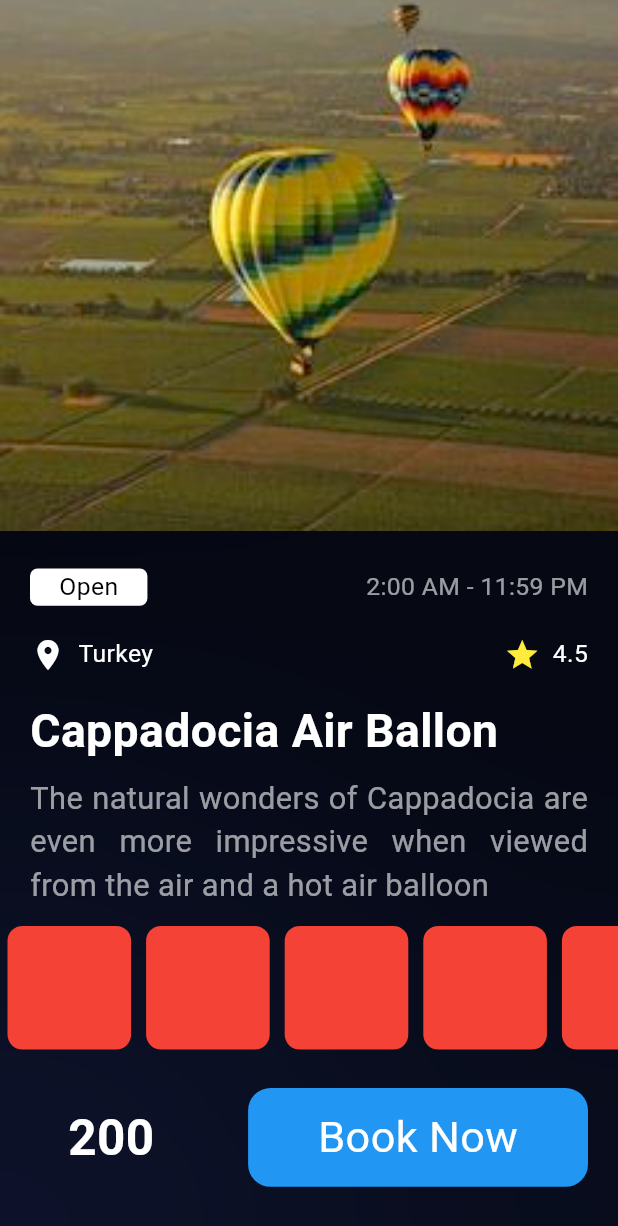
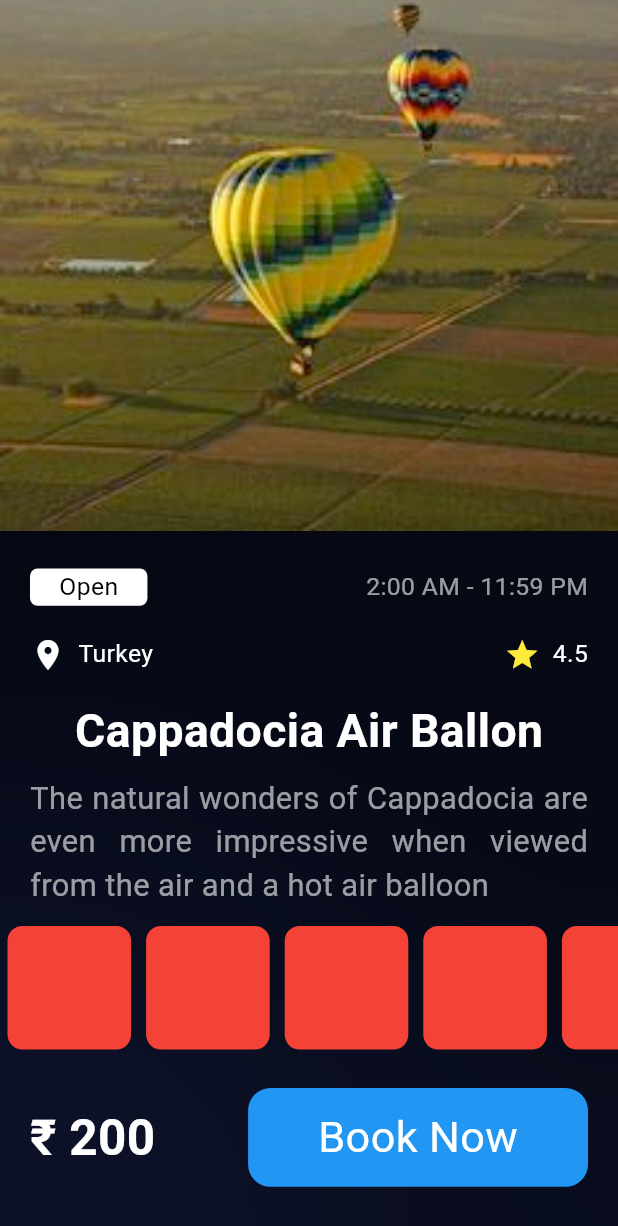
Before and after one commit to AnkitUmredkar/Travel_app, a Flutter app: the DetailPage screen opened directly, on a phone screen of 412 x 824 dp. Shown: the top 1226 px of the screen. Run offline on Flutter 3.47's test engine with Material 3 defaults, Android fonts, the phone set to English and light mode, and no system bars; drawn by our look-alikes of readmore; our stand-ins replace curved_navigation_bar, page_transition.

Commit message:
intial commit

```diff
--- a/lib/Screen/DetailPage/detailPage.dart
+++ b/lib/Screen/DetailPage/detailPage.dart
@@ -37,7 +37,7 @@ class _DetailPageState extends State<DetailPage> {
               child: Container(
                 height: 320,
                 width: 320,
-                decoration: BoxDecoration(
+                decoration: const BoxDecoration(
                   gradient: RadialGradient(
                       center: Alignment.topRight,
                       radius: 0.75,
@@ -60,17 +60,12 @@ class _DetailPageState extends State<DetailPage> {
                 ),
               ),
             ),
-            Container(
-              height: height,
-              width: width,
-              child: SingleChildScrollView(
-                child: Column(
-                  crossAxisAlignment: CrossAxisAlignment.start,
+            Column(
               children: [
                 Container(
                   height: height * 0.43,
                   width: width,
-                      decoration: BoxDecoration(
+                  decoration:const  BoxDecoration(
                       image: DecorationImage(
                           fit: BoxFit.cover,
                           image: AssetImage('assets/images/HOT3.jpg'))),
@@ -78,6 +73,11 @@ class _DetailPageState extends State<DetailPage> {
                 SizedBox(
                   height: height * 0.03,
                 ),
+                Expanded(
+                  child: Container(
+                    child: SingleChildScrollView(
+                      child: Column(
+                        children: [
                           Padding(
                             padding: const EdgeInsets.only(left: 20.0, right: 20),
                             child: Row(
@@ -114,7 +114,7 @@ class _DetailPageState extends State<DetailPage> {
                               children: [
                                 Row(
                                   children: [
-                              Icon(
+                                    const Icon(
                                       Icons.location_on,
                                       color: Colors.white,
                                     ),
@@ -130,7 +130,7 @@ class _DetailPageState extends State<DetailPage> {
                                 ),
                                 Row(
                                   children: [
-                              Icon(
+                                    const Icon(
                                       Icons.star,
                                       color: Colors.yellow,
                                     ),
@@ -175,8 +175,8 @@ class _DetailPageState extends State<DetailPage> {
                               moreStyle: TextStyle(
                                   color: Colors.blue,fontSize:width*0.045),
                               trimExpandedText: ' See less',
-                        lessStyle: TextStyle(
-                            color: Colors.blue),
+                              lessStyle:  TextStyle(
+                                  color: Colors.blue,fontSize:width*0.045),
                             ),
                           ),
                           SizedBox(
@@ -189,7 +189,7 @@ class _DetailPageState extends State<DetailPage> {
                                 ...List.generate(
                                   5,
                                       (index) => Container(
-                              margin: EdgeInsets.all(5),
+                                    margin: const EdgeInsets.all(5),
                                     height: height * 0.1,
                                     width: width * 0.2,
                                     decoration: BoxDecoration(
@@ -210,7 +210,7 @@ class _DetailPageState extends State<DetailPage> {
                               mainAxisAlignment: MainAxisAlignment.spaceBetween,
                               children: [
                                 Text(
-                            "   200",
+                                  "₹ 200",
                                   style: TextStyle(
                                       color: Colors.white,
                                       fontSize: width * 0.08,
@@ -236,6 +236,9 @@ class _DetailPageState extends State<DetailPage> {
                       ),
                     ),
                   ),
+                ),
+              ],
+            ),
           ],
         ),
       ),
--- a/lib/main.dart
+++ b/lib/main.dart
@@ -12,7 +12,7 @@ class MyApp extends StatelessWidget {
   Widget build(BuildContext context) {
     return MaterialApp(
       debugShowCheckedModeBanner: false,
-      initialRoute: '/cart',
+      initialRoute: '/detail',
       routes: Approutes.routes,
     );
   }
--- a/lib/utils/routes.dart
+++ b/lib/utils/routes.dart
@@ -1,9 +1,15 @@
 import 'package:flutter/material.dart';
+import 'package:travel_app/Screen/CartPage/carPage.dart';
+import 'package:travel_app/Screen/DetailPage/detailPage.dart';
+import 'package:travel_app/Screen/HomePage/homepage.dart';
 import '../Screen/SignUp/sign-in_page.dart';
 import '../Screen/TermAndCondition/term_&_Condition_page.dart';
 
 class Approutes{
   static Map<String, Widget Function(BuildContext)> routes = {
     '/' : (context) => const TermConditionPage(),
+    '/home' : (context) => const HomePage(),
+    '/detail' : (context) => const DetailPage(),
+    '/cart' : (context) => const CartScreen(),
   };
 }
```
Also changed, not shown: lib/Screen/CartPage/carPage.dart (added, +71 -0 lines). Lines whose indentation alone changed are shown as unchanged.
